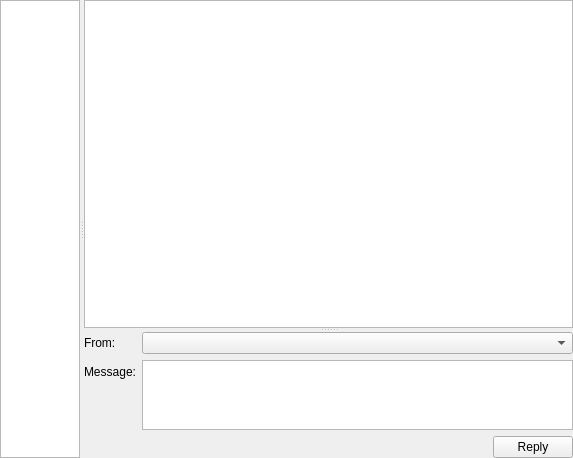
Above: hyperbit/gui/data/MessagesTab.ui from g1itch/hyperbit before the change. Below: the same form after it.
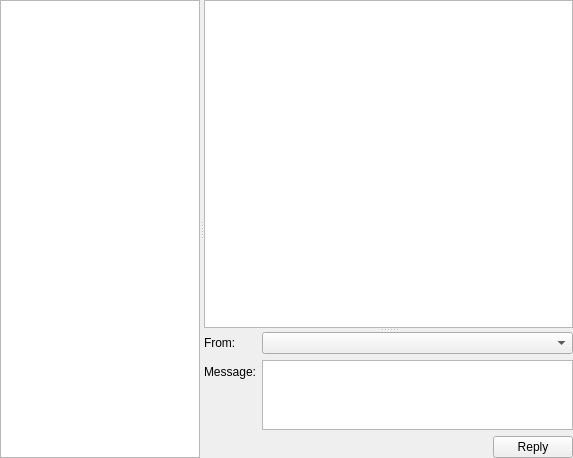
That is the form after the change.

Commit message: Slightly changed Threads/Messages proportion

What changed in the file:
```diff
--- a/hyperbit/gui/data/MessagesTab.ui
+++ b/hyperbit/gui/data/MessagesTab.ui
@@ -19,7 +19,7 @@
   <widget class="QListView" name="threads">
    <property name="sizePolicy">
     <sizepolicy hsizetype="Expanding" vsizetype="Expanding">
-     <horstretch>1</horstretch>
+     <horstretch>2</horstretch>
      <verstretch>0</verstretch>
     </sizepolicy>
    </property>
@@ -30,7 +30,7 @@
   <widget class="QSplitter" name="splitter">
    <property name="sizePolicy">
     <sizepolicy hsizetype="Preferred" vsizetype="Expanding">
-     <horstretch>5</horstretch>
+     <horstretch>3</horstretch>
      <verstretch>0</verstretch>
     </sizepolicy>
    </property>
```
